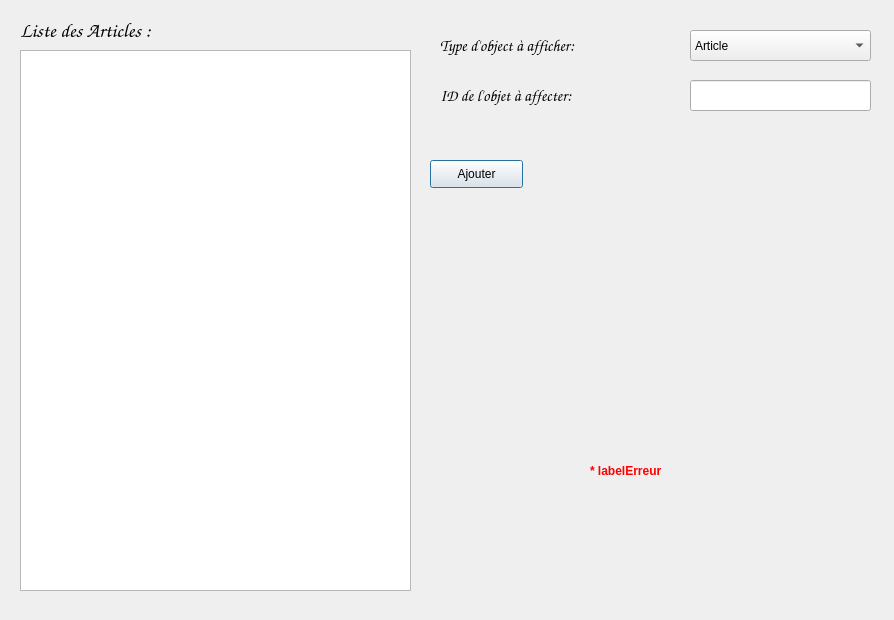
First picture: the form in INTERFACEGRAPHIQUE/UI/Admin.ui, repository SCP-8530/Magasin-Cartage, before the edit.
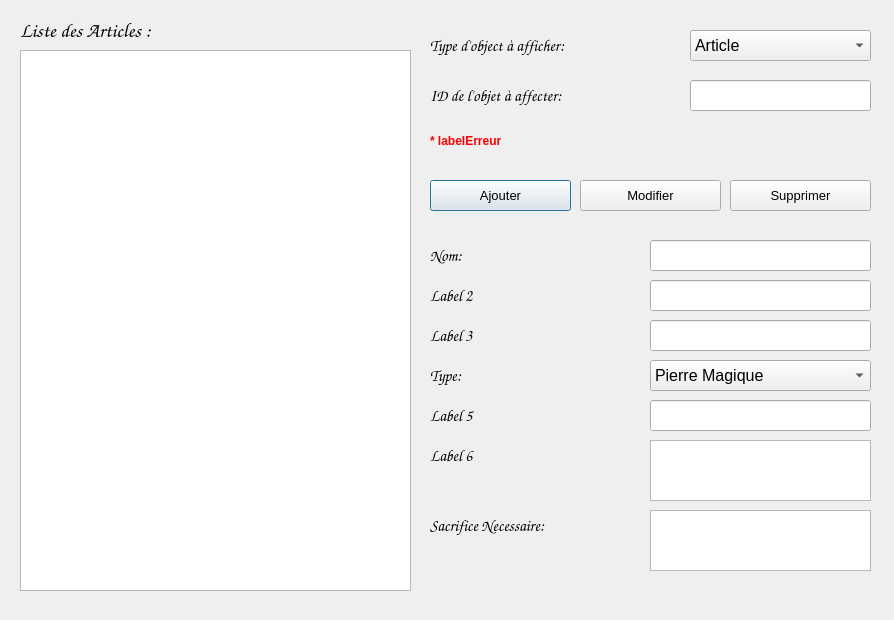
Second picture: the form after the edit.

Commit message: Grosse update de adminIG.py

Diff of the .ui file:
```diff
--- a/INTERFACEGRAPHIQUE/UI/Admin.ui
+++ b/INTERFACEGRAPHIQUE/UI/Admin.ui
@@ -45,9 +45,9 @@
   <widget class="QLabel" name="labelID">
    <property name="geometry">
     <rect>
-     <x>440</x>
+     <x>430</x>
      <y>80</y>
-     <width>241</width>
+     <width>251</width>
      <height>31</height>
     </rect>
    </property>
@@ -64,9 +64,9 @@
   <widget class="QLabel" name="labelType">
    <property name="geometry">
     <rect>
-     <x>440</x>
+     <x>430</x>
      <y>30</y>
-     <width>251</width>
+     <width>261</width>
      <height>31</height>
     </rect>
    </property>
@@ -99,6 +99,11 @@
      <height>31</height>
     </rect>
    </property>
+   <property name="font">
+    <font>
+     <pointsize>12</pointsize>
+    </font>
+   </property>
    <item>
     <property name="text">
      <string>Article</string>
@@ -118,9 +123,9 @@
   <widget class="QLabel" name="labelErreur">
    <property name="geometry">
     <rect>
-     <x>590</x>
-     <y>460</y>
-     <width>341</width>
+     <x>430</x>
+     <y>130</y>
+     <width>441</width>
      <height>21</height>
     </rect>
    </property>
@@ -142,15 +147,279 @@
    <property name="geometry">
     <rect>
      <x>430</x>
-     <y>160</y>
-     <width>93</width>
-     <height>28</height>
+     <y>180</y>
+     <width>141</width>
+     <height>31</height>
     </rect>
    </property>
+   <property name="font">
+    <font>
+     <pointsize>10</pointsize>
+    </font>
+   </property>
    <property name="text">
     <string>Ajouter</string>
    </property>
   </widget>
+  <widget class="QPushButton" name="buttonSupprimer">
+   <property name="geometry">
+    <rect>
+     <x>730</x>
+     <y>180</y>
+     <width>141</width>
+     <height>31</height>
+    </rect>
+   </property>
+   <property name="font">
+    <font>
+     <pointsize>10</pointsize>
+    </font>
+   </property>
+   <property name="text">
+    <string>Supprimer</string>
+   </property>
+  </widget>
+  <widget class="QPushButton" name="buttonModifier">
+   <property name="geometry">
+    <rect>
+     <x>580</x>
+     <y>180</y>
+     <width>141</width>
+     <height>31</height>
+    </rect>
+   </property>
+   <property name="font">
+    <font>
+     <pointsize>10</pointsize>
+    </font>
+   </property>
+   <property name="text">
+    <string>Modifier</string>
+   </property>
+  </widget>
+  <widget class="QLabel" name="label1">
+   <property name="geometry">
+    <rect>
+     <x>430</x>
+     <y>240</y>
+     <width>221</width>
+     <height>31</height>
+    </rect>
+   </property>
+   <property name="font">
+    <font>
+     <family>Comic Sans MS</family>
+     <pointsize>12</pointsize>
+    </font>
+   </property>
+   <property name="text">
+    <string>Nom:</string>
+   </property>
+  </widget>
+  <widget class="QLineEdit" name="lineEdit1">
+   <property name="geometry">
+    <rect>
+     <x>650</x>
+     <y>240</y>
+     <width>221</width>
+     <height>31</height>
+    </rect>
+   </property>
+  </widget>
+  <widget class="QLabel" name="label2">
+   <property name="geometry">
+    <rect>
+     <x>430</x>
+     <y>280</y>
+     <width>221</width>
+     <height>31</height>
+    </rect>
+   </property>
+   <property name="font">
+    <font>
+     <family>Comic Sans MS</family>
+     <pointsize>12</pointsize>
+    </font>
+   </property>
+   <property name="text">
+    <string>Label 2</string>
+   </property>
+  </widget>
+  <widget class="QLineEdit" name="lineEdit2">
+   <property name="geometry">
+    <rect>
+     <x>650</x>
+     <y>280</y>
+     <width>221</width>
+     <height>31</height>
+    </rect>
+   </property>
+  </widget>
+  <widget class="QLabel" name="label3">
+   <property name="geometry">
+    <rect>
+     <x>430</x>
+     <y>320</y>
+     <width>221</width>
+     <height>31</height>
+    </rect>
+   </property>
+   <property name="font">
+    <font>
+     <family>Comic Sans MS</family>
+     <pointsize>12</pointsize>
+    </font>
+   </property>
+   <property name="text">
+    <string>Label 3</string>
+   </property>
+  </widget>
+  <widget class="QLineEdit" name="lineEdit3">
+   <property name="geometry">
+    <rect>
+     <x>650</x>
+     <y>320</y>
+     <width>221</width>
+     <height>31</height>
+    </rect>
+   </property>
+  </widget>
+  <widget class="QLabel" name="label4">
+   <property name="geometry">
+    <rect>
+     <x>430</x>
+     <y>360</y>
+     <width>221</width>
+     <height>31</height>
+    </rect>
+   </property>
+   <property name="font">
+    <font>
+     <family>Comic Sans MS</family>
+     <pointsize>12</pointsize>
+    </font>
+   </property>
+   <property name="text">
+    <string>Type:</string>
+   </property>
+  </widget>
+  <widget class="QLineEdit" name="lineEdit5">
+   <property name="geometry">
+    <rect>
+     <x>650</x>
+     <y>400</y>
+     <width>221</width>
+     <height>31</height>
+    </rect>
+   </property>
+  </widget>
+  <widget class="QTextEdit" name="textEdit6">
+   <property name="geometry">
+    <rect>
+     <x>650</x>
+     <y>440</y>
+     <width>221</width>
+     <height>61</height>
+    </rect>
+   </property>
+  </widget>
+  <widget class="QLabel" name="label5">
+   <property name="geometry">
+    <rect>
+     <x>430</x>
+     <y>400</y>
+     <width>221</width>
+     <height>31</height>
+    </rect>
+   </property>
+   <property name="font">
+    <font>
+     <family>Comic Sans MS</family>
+     <pointsize>12</pointsize>
+    </font>
+   </property>
+   <property name="text">
+    <string>Label 5</string>
+   </property>
+  </widget>
+  <widget class="QLabel" name="label6">
+   <property name="geometry">
+    <rect>
+     <x>430</x>
+     <y>440</y>
+     <width>221</width>
+     <height>31</height>
+    </rect>
+   </property>
+   <property name="font">
+    <font>
+     <family>Comic Sans MS</family>
+     <pointsize>12</pointsize>
+    </font>
+   </property>
+   <property name="text">
+    <string>Label 6</string>
+   </property>
+  </widget>
+  <widget class="QTextEdit" name="textEdit7">
+   <property name="geometry">
+    <rect>
+     <x>650</x>
+     <y>510</y>
+     <width>221</width>
+     <height>61</height>
+    </rect>
+   </property>
+  </widget>
+  <widget class="QLabel" name="label7">
+   <property name="geometry">
+    <rect>
+     <x>430</x>
+     <y>510</y>
+     <width>221</width>
+     <height>31</height>
+    </rect>
+   </property>
+   <property name="font">
+    <font>
+     <family>Comic Sans MS</family>
+     <pointsize>12</pointsize>
+    </font>
+   </property>
+   <property name="text">
+    <string>Sacrifice Necessaire:</string>
+   </property>
+  </widget>
+  <widget class="QComboBox" name="comboBox4">
+   <property name="geometry">
+    <rect>
+     <x>650</x>
+     <y>360</y>
+     <width>221</width>
+     <height>31</height>
+    </rect>
+   </property>
+   <property name="font">
+    <font>
+     <pointsize>12</pointsize>
+    </font>
+   </property>
+   <item>
+    <property name="text">
+     <string>Pierre Magique</string>
+    </property>
+   </item>
+   <item>
+    <property name="text">
+     <string>Potion</string>
+    </property>
+   </item>
+   <item>
+    <property name="text">
+     <string>Sortillege</string>
+    </property>
+   </item>
+  </widget>
  </widget>
  <resources/>
  <connections/>
```
Left out of the diff: 7 changed lines with no effect on the pictures. The commit also changes 4 other files.
